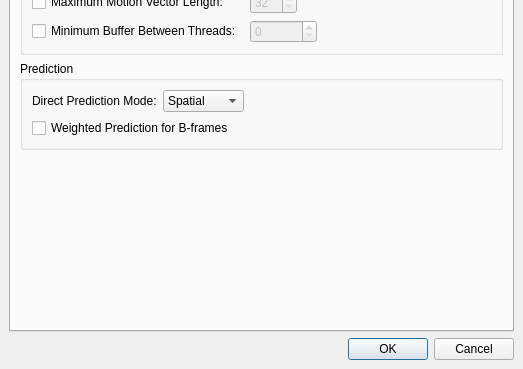
Before: the Qt Designer form branches/avidemux_2.5_branch_gruntster/plugins/ADM_videoEncoder/ADM_vidEnc_x264/qt4/x264ConfigDialog.ui in BackupTheBerlios/avidemux-svn, drawn with Qt 5; both pictures show x 0 to 523 and y 264 to 633 of the 523 by 633 pixel window.
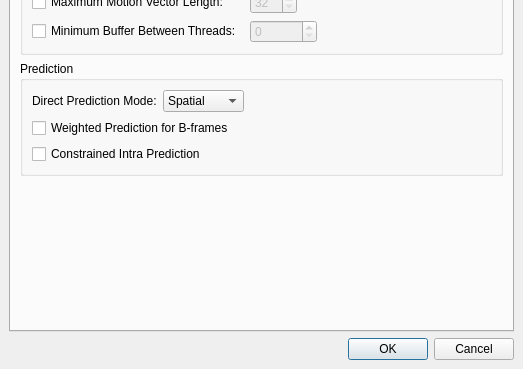
After: the same form once the commit is applied. The open tabs and pages were chosen to show the change.

Commit message: [x264] add constrained intra prediction option to Qt interface

Diff of the .ui file:
```diff
--- a/branches/avidemux_2.5_branch_gruntster/plugins/ADM_videoEncoder/ADM_vidEnc_x264/qt4/x264ConfigDialog.ui
+++ b/branches/avidemux_2.5_branch_gruntster/plugins/ADM_videoEncoder/ADM_vidEnc_x264/qt4/x264ConfigDialog.ui
@@ -1178,6 +1178,13 @@
             </property>
            </widget>
           </item>
+          <item>
+           <widget class="QCheckBox" name="constrainedIntraCheckBox" >
+            <property name="text" >
+             <string>Constrained Intra Prediction</string>
+            </property>
+           </widget>
+          </item>
          </layout>
         </widget>
        </item>
```
Left out of the diff: 1 changed line with no effect on the pictures. The commit also changes 4 other files.
